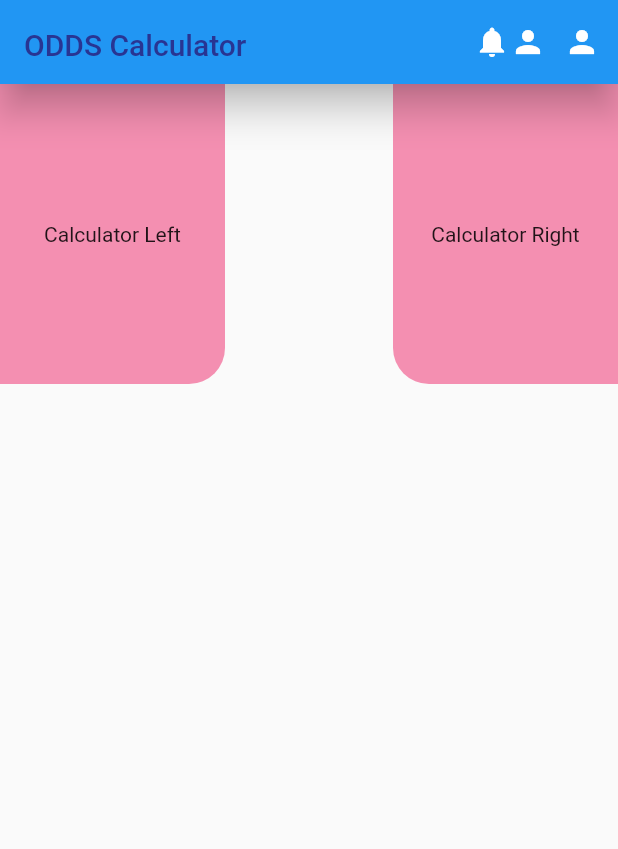
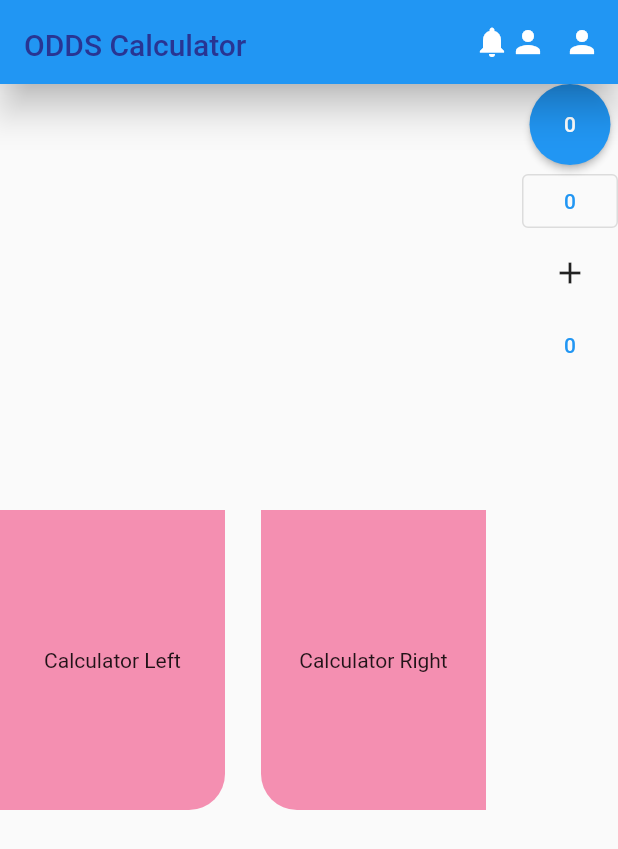
Before and after one commit to zkan/hello-flutter, a Flutter app: the screen it shows after launch, on a phone screen of 412 x 824 dp. Shown: the top 849 px of the screen. Run offline on Flutter 3.47's test engine with Material 2 defaults, Android fonts, the phone set to English and light mode, and no system bars.

Commit message:
feat: Add button examples

```diff
--- a/calculator/lib/home.dart
+++ b/calculator/lib/home.dart
@@ -18,8 +18,7 @@ class HomePage extends StatelessWidget {
                   color: Colors.pink.shade200,
                   borderRadius: const BorderRadius.only(
                     bottomRight: Radius.circular(24),
-              )
-            ),
+                  )),
               child: const Text("Calculator Left"),
             ),
             Container(
@@ -30,12 +29,29 @@ class HomePage extends StatelessWidget {
                   color: Colors.pink.shade200,
                   borderRadius: const BorderRadius.only(
                     bottomLeft: Radius.circular(24),
-              )
+                  )),
+              child: const Text("Calculator Right"),
             ),
-            child: const Text("Calculator Right"),
+            Row(
+              children: [
+                Column(
+                  children: [
+                    ElevatedButton(
+                        onPressed: () {},
+                        child: Text("0"),
+                        style: ElevatedButton.styleFrom(
+                          shape: CircleBorder(),
+                          fixedSize: Size(54, 54),
+                        )),
+                    OutlinedButton(onPressed: () {}, child: Text("0")),
+                    IconButton(onPressed: () {}, icon: Icon(Icons.add)),
+                    TextButton(onPressed: () {}, child: Text("0")),
+                  ],
                 ),
               ],
             ),
+          ],
+      )
     );
   }
 
```
Lines whose indentation alone changed are shown as unchanged.
